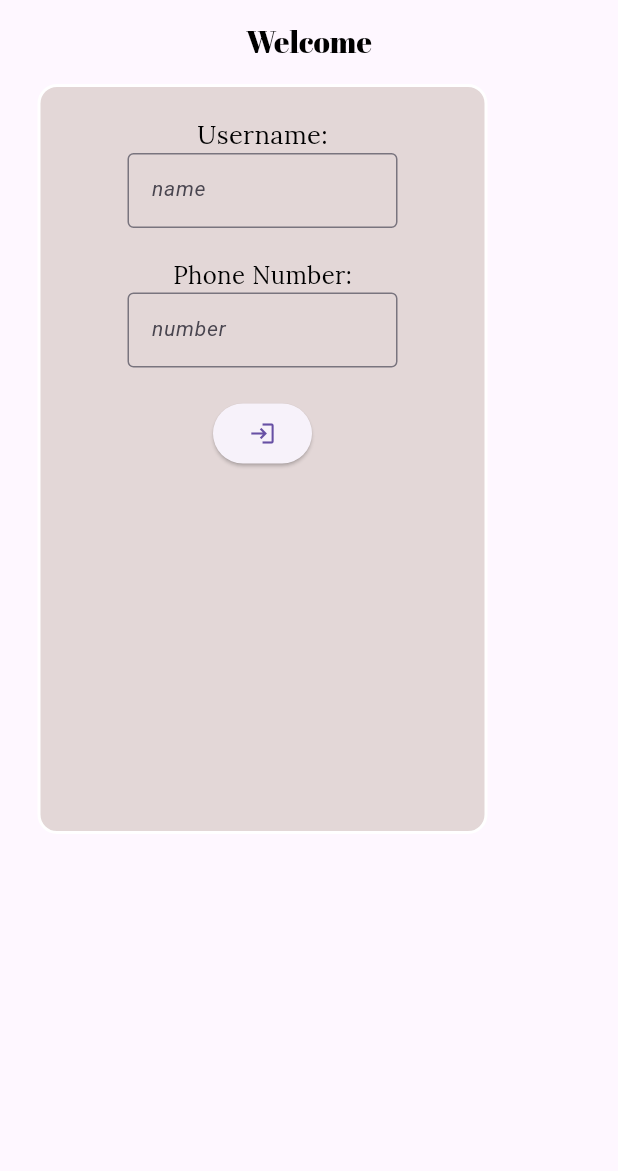
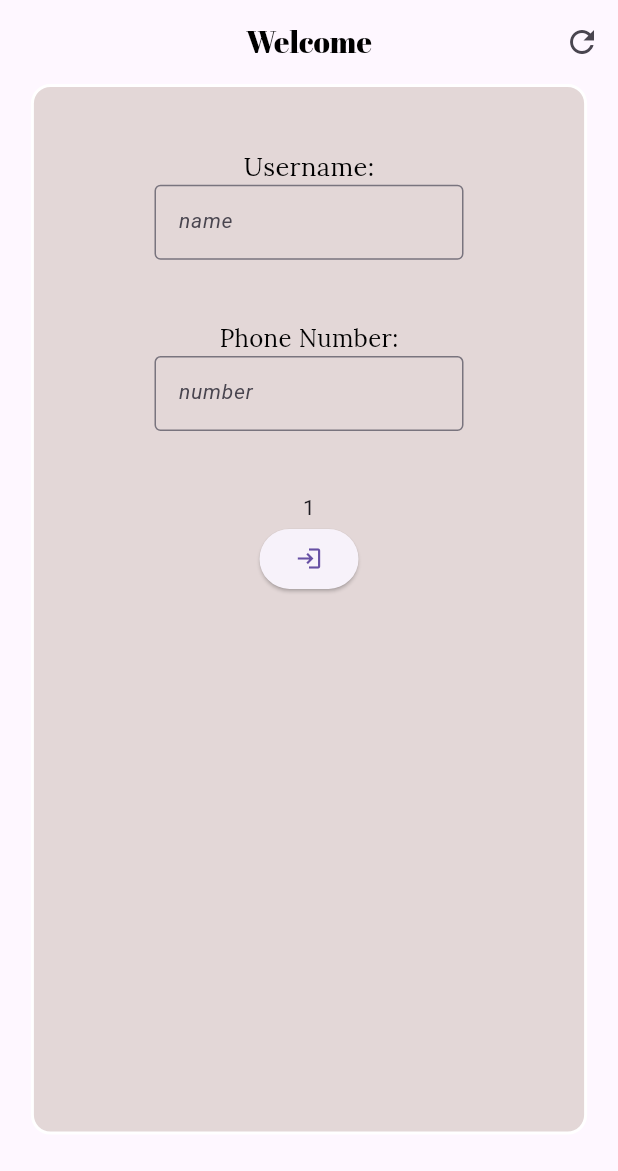
Before and after one commit to Dianawehbi/digital_wallet, a Flutter app: the screen it shows after launch, on a phone screen of 412 x 824 dp. Shown: the top 1171 px of the screen. Run offline on Flutter 3.47's test engine with Material 3 defaults, Android fonts, the phone set to English and light mode, and no system bars; our stand-ins replace google_fonts.

Commit message:
update project
- Remove the contents of lists, then fill them out using an HTTP request ( JSON fill).
- remove the loop widget, and add the listview builder

```diff
--- a/mobile_pp/lib/Coin/coin_exchange.dart
+++ b/mobile_pp/lib/Coin/coin_exchange.dart
@@ -18,6 +18,6 @@ class CoinExchange {
   @override
   String toString() {
     exchange();
-    return "$amount ${coin1.name} = \n${exchange_coin.toStringAsFixed(7)} ${coin2.name} ";
+    return "$amount ${coin1.ticker} = \n${exchange_coin.toStringAsFixed(7)} ${coin2.ticker} ";
   }
 }
--- a/mobile_pp/lib/User/Amount.dart
+++ b/mobile_pp/lib/User/Amount.dart
@@ -7,6 +7,6 @@ class Amount {
 
   @override
   String toString() {
-    return "${coin.name} : $amount";
+    return "${coin.ticker} : $amount";
   }
 }
--- a/mobile_pp/lib/User/user.dart
+++ b/mobile_pp/lib/User/user.dart
@@ -1,15 +1,16 @@
 import '/Coin/coin.dart';
 import '/User/Amount.dart';
+import 'package:http/http.dart' as http;
+import 'dart:convert' as convert;
 
 class User {
   int id;
   String name;
   int phoneNb;
-  int type; // 1: normal user   2: admin
   List amount_list = <Amount>[];
   double total_balance = 0;
 
-  User(this.id, this.type, this.name, this.phoneNb, this.amount_list);
+  User(this.id, this.name, this.phoneNb, this.amount_list);
 
   void totalbalance() {
     total_balance = 0;
@@ -21,20 +22,42 @@ class User {
   }
 }
 
-List<User> users = [
-  User(2, 1, "Rami", 710, [
-    Amount(coins['USD'] as Coin, 2000),
-    Amount(coins['Ethereum'] as Coin, 0.003),
-    Amount(coins['Uniswap'] as Coin, 90)
-  ]),
-  User(1, 1, "Diana", 719, [
-    Amount(coins['Bitcoin'] as Coin, 2.1),
-    Amount(coins['USD'] as Coin, 1000),
-  ]),
-  User(3, 2, "admin", 123456, [
-    Amount(coins['USD'] as Coin, 10000),
-    Amount(coins['Uniswap'] as Coin, 1),
-    Amount(coins['Bitcoin'] as Coin, 0.0001),
-    Amount(coins['Ethereum'] as Coin, 1.11),
-  ]),
-];
+List<User> users = [User(0, 'Default', 0, [])];
+
+void refreshUser() async {
+  try {
+    final url =
+        Uri.http('192.168.1.13', 'mobile_php/mobile_project/user_amount.php');
+    final response = await http.get(url);
+
+    if (response.statusCode == 200) {
+      print("User refresh");
+      final jsonresponse = convert.jsonDecode(response.body);
+      users.clear();
+      int _user_id = 1;
+      List<Amount> amounts = [];
+      for (var row in jsonresponse) {
+        int user_id = int.parse(row['user_id']);
+        if (_user_id != user_id) {
+          // new user
+          _user_id = user_id;
+          amounts.clear();
+        } else {
+          try {
+            users.removeAt(int.parse(row['user_id']) - 1);
+          } catch (e) {
+            print('error : $e');
+          }
+        }
+        Amount amount = Amount(
+            coins[int.parse(row['coin_id']) - 1], double.parse(row['amount']));
+        amounts.add(amount);
+        User u = User(int.parse(row['user_id']), row['name'],
+            int.parse(row['phone_number']), amounts);
+        users.insert(int.parse(row['user_id']) - 1, u);
+      }
+    }
+  } catch (e) {
+    print(e);
+  }
+}
--- /dev/null
+++ b/mobile_pp/lib/docs/http.txt
@@ -0,0 +1,6 @@
+to find your ip address :
+- ipconfig on cmd
+
+to install http :
+- flutter pub add http
+- flutter pub get
--- a/mobile_pp/lib/home.dart
+++ b/mobile_pp/lib/home.dart
@@ -15,7 +15,7 @@ class Home extends StatefulWidget {
 class _HomeState extends State<Home> {
   TextEditingController name_controller = TextEditingController();
   TextEditingController phone_controller = TextEditingController();
-  User user = users[1];
+  User user = User(0, 'Default', 0, []);
 
   bool check_user(String name, int phone_nb) {
     for (int i = 0; i < users.length; i++) {
@@ -30,8 +30,19 @@ class _HomeState extends State<Home> {
 
   @override
   Widget build(BuildContext context) {
+    double screensize = MediaQuery.of(context).size.width;
+    double screenheight = MediaQuery.of(context).size.height;
     return Scaffold(
         appBar: AppBar(
+          actions: [
+            IconButton(
+                onPressed: () {
+                  setState(() {
+                    refreshUser();
+                  });
+                },
+                icon: Icon(Icons.refresh))
+          ],
           title: MytextWidget(
             text: "Welcome",
             google_font: GoogleFonts.AbrilFatface,
@@ -41,15 +52,15 @@ class _HomeState extends State<Home> {
         body: Row(
           children: [
             SizedBox(
-              width: 25,
+              width: screensize * 0.05,
             ),
             Container(
-              width: 300,
-              height: 500,
+              width: screensize * 0.9,
+              height: screenheight * 0.85,
               child: Column(
                 children: [
                   SizedBox(
-                    height: 20,
+                    height: screenheight * 0.05,
                   ),
                   MytextWidget(
                     text: "Username:",
@@ -59,10 +70,10 @@ class _HomeState extends State<Home> {
                   MyTextField(
                     controller: name_controller,
                     hint: "name",
-                    width: 180,
+                    width: screensize * 0.5,
                   ),
                   SizedBox(
-                    height: 20,
+                    height: screenheight * 0.05,
                   ),
                   MytextWidget(
                     text: "Phone Number:",
@@ -73,11 +84,12 @@ class _HomeState extends State<Home> {
                     controller: phone_controller,
                     hint: "number",
                     keyboardtype: TextInputType.number,
-                    width: 180,
+                    width: screensize * 0.5,
                   ),
                   SizedBox(
-                    height: 20,
+                    height: screenheight * 0.05,
                   ),
+                  Text("${users.length}"),
                   ElevatedButton(
                       onPressed: () {
                         try {
@@ -112,6 +124,9 @@ class _HomeState extends State<Home> {
                     ),
               ),
             ),
+            SizedBox(
+              width: screensize * 0.05,
+            )
           ],
         ));
   }
--- a/mobile_pp/pubspec.yaml
+++ b/mobile_pp/pubspec.yaml
@@ -36,6 +36,7 @@ dependencies:
   # The following adds the Cupertino Icons font to your application.
   # Use with the CupertinoIcons class for iOS style icons.
   cupertino_icons: ^1.0.8
+  http: ^1.2.2
 
 dev_dependencies:
   flutter_test:
```
Also changed, not shown: mobile_pp/lib/Coin/coin.dart (+33 -15 lines), mobile_pp/lib/convert.dart (+14 -9 lines), mobile_pp/lib/sent.dart (+11 -7 lines), mobile_pp/lib/statefullwidget/DropdownMenuWidget.dart (+5 -5 lines), mobile_pp/lib/wallet.dart (+21 -11 lines), mobile_pp/lib/wallletWidget/Containerbutton.dart (+23 -7 lines), mobile_pp/lib/wallletWidget/UserBalanceContainer.dart (+35 -4 lines), mobile_pp/lib/wallletWidget/UserInfoContainer.dart (+10 -1 lines), mobile_pp/lib/wallletWidget/loopwidget.dart (deleted, +0 -25 lines), mobile_pp/pubspec.lock.
